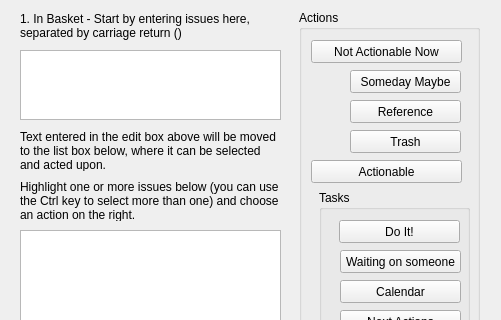
Before: the Qt Designer form qt/qt_test001/inbasketform.ui in fsziegler/GTD-Kanban, drawn with Qt 5; both pictures show x 0 to 501 and y 0 to 320 of the 501 by 471 pixel window.
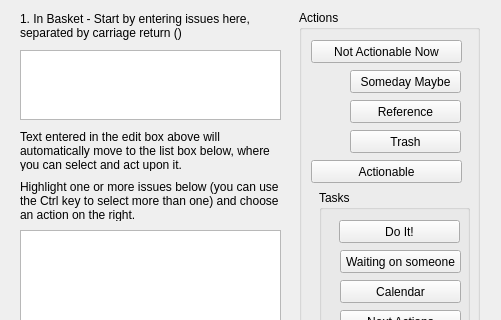
After: the same form once the commit is applied.

Commit message: App now moves all text from In-basket edit box to list box whenever a carriage return is detected at the end of the text.

The edit to the form file:
```diff
--- a/qt/qt_test001/inbasketform.ui
+++ b/qt/qt_test001/inbasketform.ui
@@ -42,7 +42,7 @@
     </rect>
    </property>
    <property name="text">
-    <string>Text entered in the edit box above will be moved to the list box below, where it can be selected and acted upon.</string>
+    <string>Text entered in the edit box above will automatically move to the list box below, where you can select and act upon it.</string>
    </property>
    <property name="wordWrap">
     <bool>true</bool>
```
Left out of the diff: 27 changed lines with no effect on the pictures. The commit also changes 2 other files.
